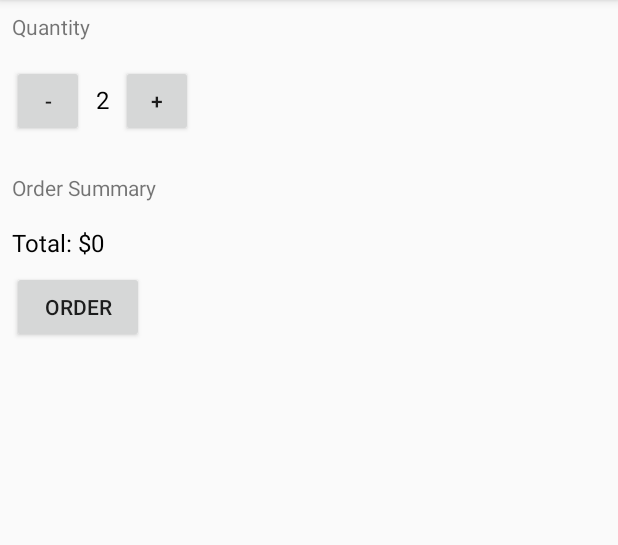
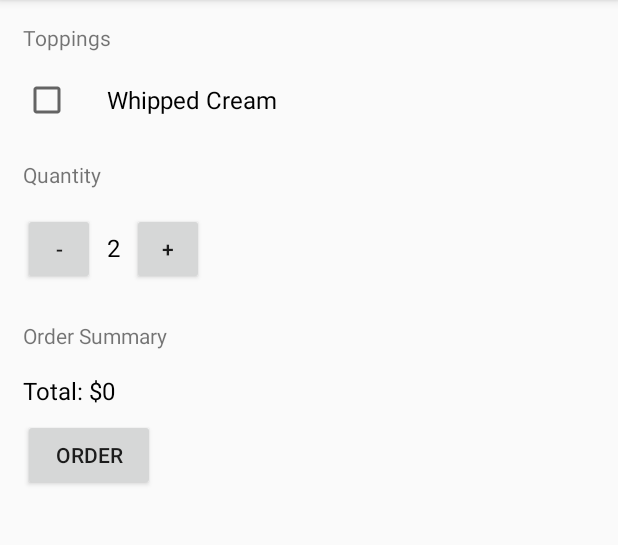
Before and after one commit to jerrychong25/iOSLoginApp, an Android app: the MainActivity screen opened directly, with no data from a screen before it, on a phone screen of 412 x 824 dp, the part 84-629 px from its top. Run offline under Robolectric (Android 15) with nearby library versions, the phone set to English and light mode, and no system bars.

Commit message:
Added checkbox for Whipped Cream

```diff
--- a/app/src/main/res/layout/activity_main.xml
+++ b/app/src/main/res/layout/activity_main.xml
@@ -11,7 +11,24 @@
         android:layout_width="wrap_content"
         android:layout_height="wrap_content"
         android:layout_marginBottom="16dp"
-        android:layout_marginLeft="8dp"
+        android:layout_marginLeft="15dp"
+        android:layout_marginTop="15dp"
+        android:text="Toppings" />
+
+    <CheckBox
+        android:layout_width="wrap_content"
+        android:layout_height="wrap_content"
+        android:layout_marginBottom="16dp"
+        android:layout_marginLeft="15dp"
+        android:paddingLeft="24dp"
+        android:textSize="16sp"
+        android:text="Whipped Cream" />
+
+    <TextView
+        android:layout_width="wrap_content"
+        android:layout_height="wrap_content"
+        android:layout_marginBottom="16dp"
+        android:layout_marginLeft="15dp"
         android:layout_marginTop="8dp"
         android:text="Quantity" />
 
@@ -24,7 +41,7 @@
             android:layout_width="48dp"
             android:layout_height="48dp"
             android:layout_marginBottom="16dp"
-            android:layout_marginLeft="8dp"
+            android:layout_marginLeft="15dp"
             android:onClick="decrement"
             android:text="-" />
 
@@ -50,7 +67,7 @@
         android:layout_width="wrap_content"
         android:layout_height="wrap_content"
         android:layout_marginBottom="16dp"
-        android:layout_marginLeft="8dp"
+        android:layout_marginLeft="15dp"
         android:layout_marginTop="8dp"
         android:text="Order Summary" />
 
@@ -59,7 +76,7 @@
         android:layout_width="wrap_content"
         android:layout_height="wrap_content"
         android:layout_marginBottom="8dp"
-        android:layout_marginLeft="8dp"
+        android:layout_marginLeft="15dp"
         android:text="Total: $0"
         android:textColor="#000000"
         android:textSize="16sp" />
@@ -68,7 +85,7 @@
         android:layout_width="wrap_content"
         android:layout_height="wrap_content"
         android:layout_marginBottom="16dp"
-        android:layout_marginLeft="8dp"
+        android:layout_marginLeft="15dp"
         android:onClick="submitOrder"
         android:text="Order" />
 
```
